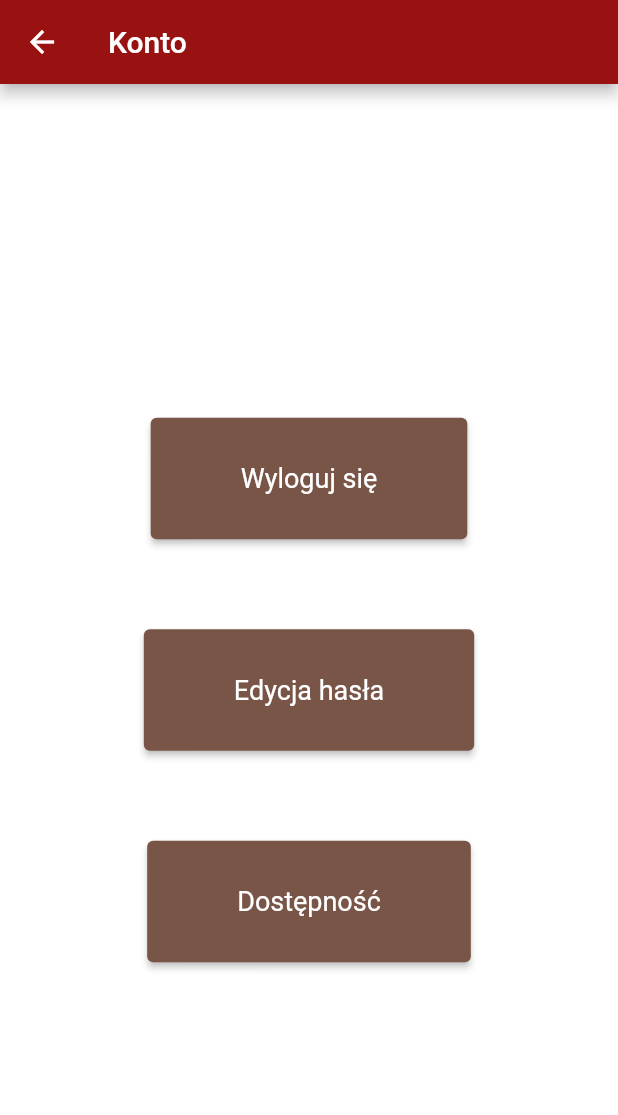
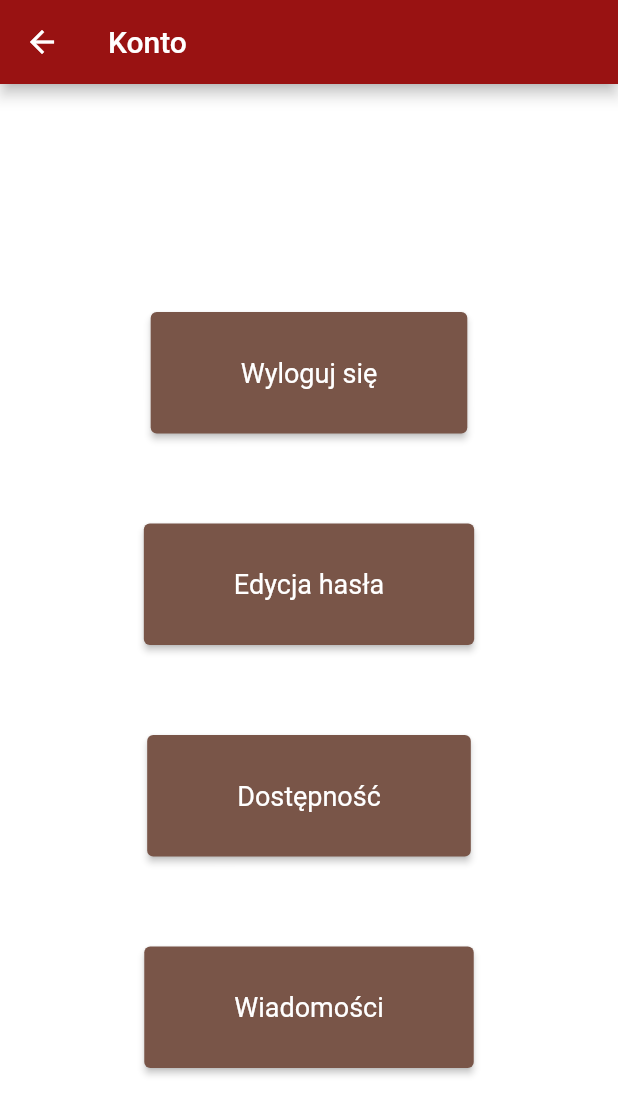
Before and after one commit to Asirxes/Dyplom, a Flutter app: the LogoutPage screen opened directly, on a phone screen of 412 x 824 dp. Shown: the top 1115 px of the screen. Run offline on Flutter 3.47's test engine with Material 2 defaults, Android fonts, the phone set to English and light mode, and no system bars; our stand-ins replace cloud_firestore, firebase_auth, firebase_core, flutter_rating_bar, fluttertoast; accounts and stored records are empty.

Commit message:
Dodanie wiadomości

```diff
--- a/lib/AppBar/BottomNavigationBar.dart
+++ b/lib/AppBar/BottomNavigationBar.dart
@@ -2,6 +2,7 @@
 
 //import 'package:dyplom/tresc_screen/CategoryRepository.dart';
 import 'package:dyplom/main.dart';
+import 'package:dyplom/message_pages/message_page.dart';
 import 'package:dyplom/ranking_screen/Ranking.dart';
 import 'package:flutter/material.dart';
 import 'package:provider/provider.dart';
@@ -35,7 +36,7 @@ class CustomBottomNavigationBar extends StatelessWidget {
               icon: Icon(Icons.message),
               onPressed: () {
                 // Navigate to the 'Wiadomości' screen
-                Navigator.push(context, MaterialPageRoute(builder: (context) => EkranGlowny()));
+                Navigator.push(context, MaterialPageRoute(builder: (context) => MessagesPage()));
               },
             ),
             IconButton(
--- a/lib/user_pages/logout_page.dart
+++ b/lib/user_pages/logout_page.dart
@@ -61,6 +61,23 @@ class LogoutPage extends StatelessWidget {
                 ),
               ),
             ),
+            SizedBox(height: 40.0),
+            Container(
+              margin: EdgeInsets.symmetric(horizontal: 40.0, vertical: 10.0),
+              child: ElevatedButton(
+                onPressed: () {
+                  Navigator.pushNamed(
+                      context, '/messages'); // Przenosi do strony wiadomości
+                },
+                child: Text('Wiadomości'),
+                style: ElevatedButton.styleFrom(
+                  primary: Colors.brown,
+                  padding:
+                      EdgeInsets.symmetric(vertical: 30.0, horizontal: 60.0),
+                  textStyle: TextStyle(fontSize: 18.0),
+                ),
+              ),
+            ),
           ],
         ),
       ),
```
Also changed, not shown: lib/glowny_screen/glowny_screen.dart (+5 -8 lines), lib/message_pages/message_page.dart (added, +71 -0 lines).
